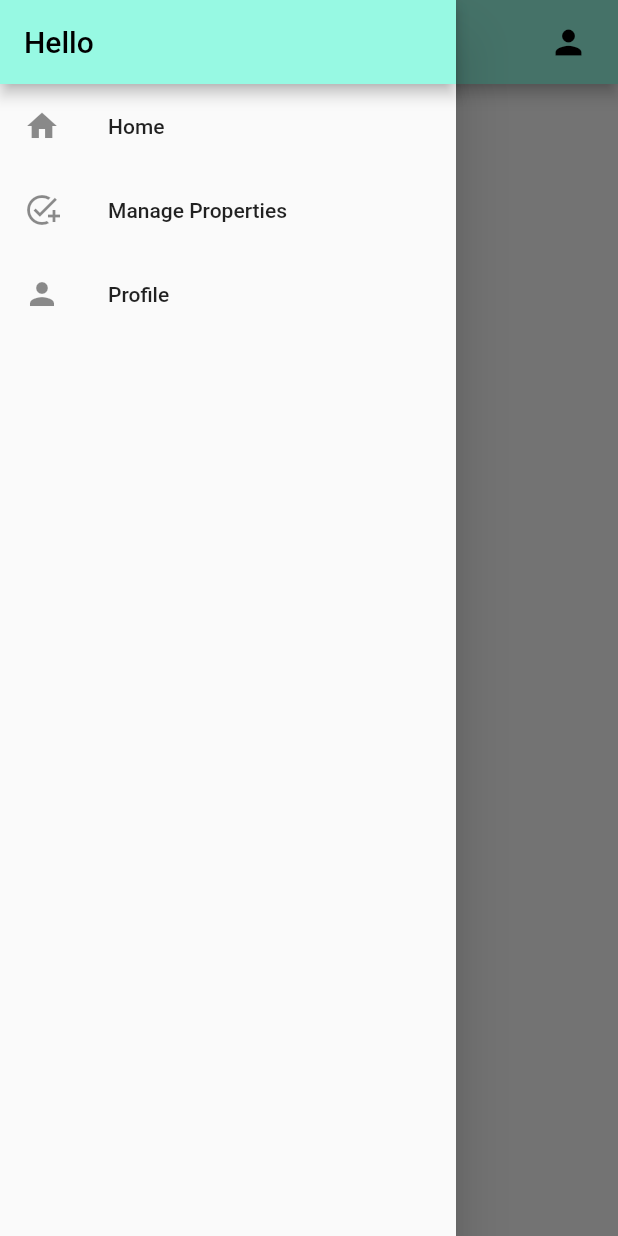
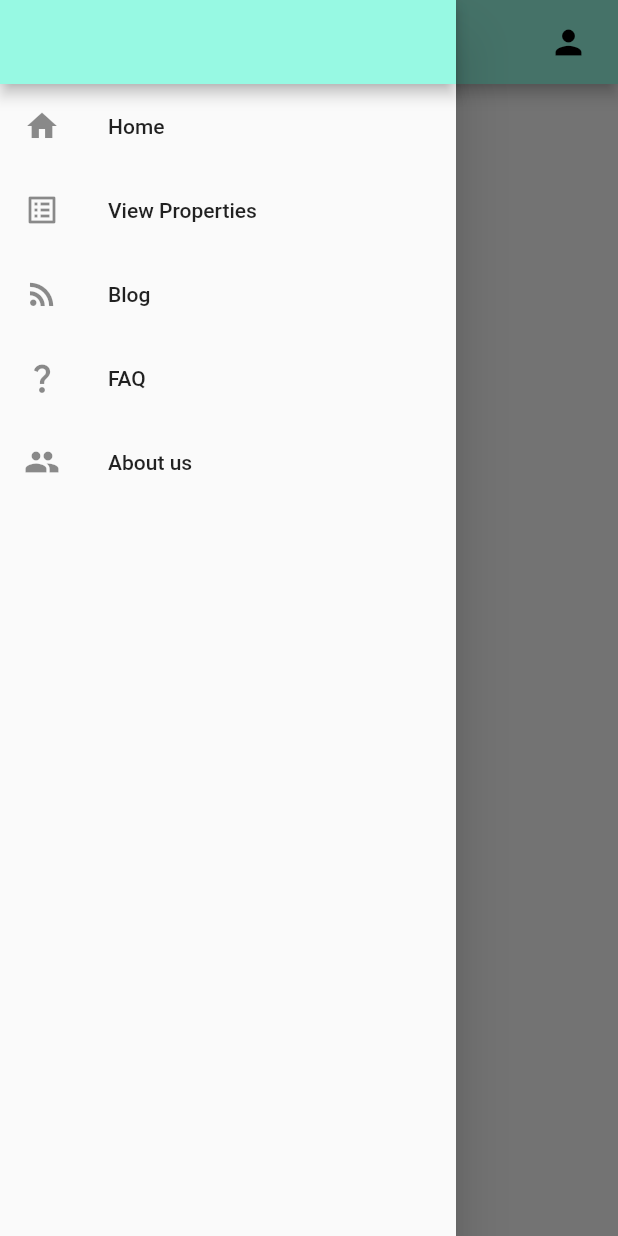
Before and after one commit to mateisilviu/immocrowd, a Flutter app: the ViewPropertiesScreen screen opened by its route, with the side drawer open, on a phone screen of 412 x 824 dp. Run offline on Flutter 3.47's test engine with Material 2 defaults, Android fonts, the light colour scheme and no system bars; our stand-ins replace carousel_slider, cloud_firestore, firebase_auth, firebase_core, firebase_storage, flutter_signin_button and 3 more; missing offline and left inert: flutter_facebook_auth; accounts and stored records are empty.

Commit message:
even more fix responsive, altmost perfect

```diff
--- a/lib/core/util/app-constants.dart
+++ b/lib/core/util/app-constants.dart
@@ -3,5 +3,5 @@ class AppConstants {
       'immocrowd-49e21-default-rtdb.europe-west1.firebasedatabase.app';
   static const TITLE = "coowner.estate";
 
-  static const double VIEW_PROPERTIES_GRID_PADDING = 100.0;
+  static const double VIEW_PROPERTIES_GRID_PADDING = 80.0;
 }
--- a/lib/ui/widgets/user/app_drawer.dart
+++ b/lib/ui/widgets/user/app_drawer.dart
@@ -1,9 +1,7 @@
 import 'package:firebase_auth/firebase_auth.dart';
 import 'package:flutter/material.dart';
+import 'package:immocrowd/ui/screens/view_properties.dart';
 import 'package:provider/provider.dart';
-
-import '../../screens/manage_properties_screen.dart';
-import 'profile.dart';
 
 class AppDrawer extends StatelessWidget {
   @override
@@ -11,7 +9,7 @@ class AppDrawer extends StatelessWidget {
     final firebaseUser = context.watch<User?>();
     return Drawer(
         child: Column(children: [
-      AppBar(title: const Text('Hello'), automaticallyImplyLeading: false),
+      AppBar(title: null, automaticallyImplyLeading: false),
       ListTile(
         leading: const Icon(Icons.home),
         title: const Text('Home'),
@@ -22,31 +20,19 @@ class AppDrawer extends StatelessWidget {
       //firebaseUser != null
       // ?
       ListTile(
-        leading: const Icon(Icons.add_task),
-        title: const Text('Manage Properties'),
+        leading: const Icon(Icons.list_alt),
+        title: const Text('View Properties'),
         onTap: () {
           Navigator.of(context)
-              .pushReplacementNamed(ManagePropertiesScreen.routeName);
+              .pushReplacementNamed(ViewPropertiesScreen.routeName);
         },
       ),
-      /*   : ListTile(
-              leading: const Icon(Icons.add_task),
-              title: const Text('Manage Properties'),
-              onTap: null,
-            ),*/
-      firebaseUser != null
-          ? ListTile(
-              leading: const Icon(Icons.person),
-              title: const Text('Profile'),
-              onTap: () {
-                Navigator.of(context)
-                    .pushReplacementNamed(ProfilePage.routeName);
-              },
-            )
-          : ListTile(
-              leading: const Icon(Icons.person),
-              title: const Text('Profile'),
-              onTap: null),
+      const ListTile(
+          leading: Icon(Icons.rss_feed), title: Text('Blog'), onTap: null),
+      const ListTile(
+          leading: Icon(Icons.question_mark), title: Text('FAQ'), onTap: null),
+      const ListTile(
+          leading: Icon(Icons.group), title: Text('About us'), onTap: null),
     ]));
   }
 }
--- a/lib/ui/widgets/user/property_grid.dart
+++ b/lib/ui/widgets/user/property_grid.dart
@@ -33,9 +33,10 @@ class PropertyGrid extends StatelessWidget {
                 PropertyItem(propertiesDocs[i].data() as Property),
             gridDelegate: SliverGridDelegateWithFixedCrossAxisCount(
               crossAxisCount: ResponsiveWidget.calculateCrossAxisCount(context),
-              childAspectRatio: 3 / 2,
-              crossAxisSpacing: responsivePadding / 5,
-              mainAxisSpacing: responsivePadding / 5,
+              childAspectRatio:
+                  ResponsiveWidget.isMediumScreen(context) ? 1 : 5 / 4,
+              crossAxisSpacing: responsivePadding / 2,
+              mainAxisSpacing: responsivePadding / 4,
             ),
           );
         });
```
Also changed, not shown: lib/ui/screens/home_screen.dart (+12 -7 lines), lib/ui/widgets/user/property_item.dart (+18 -11 lines).
